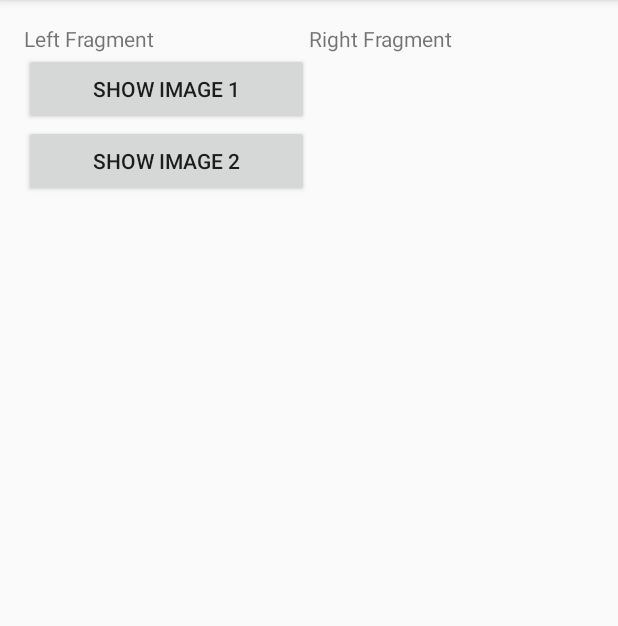
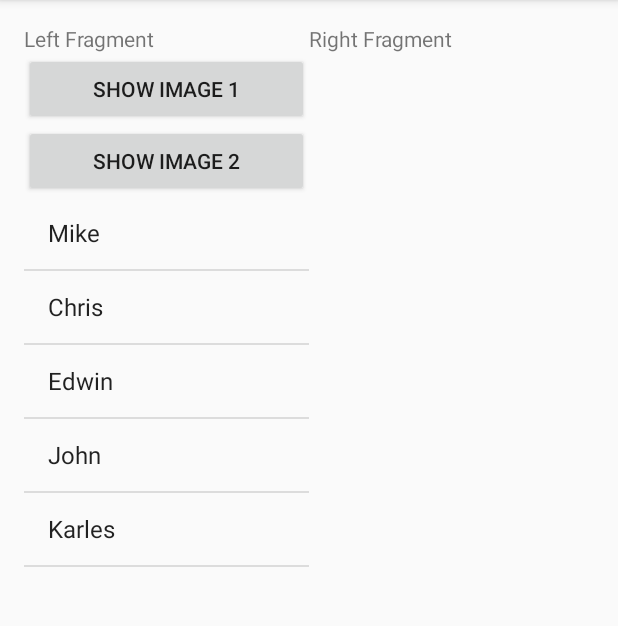
Before and after one commit to rodoggx/Double_Fragment, an Android app: the screen it shows after launch (MainActivity), on a phone screen of 412 x 824 dp, the part 84-710 px from its top. Run offline under Robolectric (Android 15) with nearby library versions, the phone set to English and light mode, and no system bars; our stand-ins replace Picasso; pictures from the network do not load.

Commit message:
commit 2

```diff
--- a/app/src/main/java/com/example/simpledoublefragment/LeftFragment.java
+++ b/app/src/main/java/com/example/simpledoublefragment/LeftFragment.java
@@ -8,7 +8,13 @@ import android.support.v4.app.Fragment;
 import android.view.LayoutInflater;
 import android.view.View;
 import android.view.ViewGroup;
+import android.widget.AdapterView;
+import android.widget.ArrayAdapter;
 import android.widget.Button;
+import android.widget.ListView;
+import android.widget.Toast;
+
+import java.util.ArrayList;
 
 
 /**
@@ -19,6 +25,12 @@ public class LeftFragment extends Fragment {
     private CallbackComponent mCallbackComponent;
     private Button mButtonEdwin;
     private Button mButtonGaudencio;
+
+private ListView mListView;
+
+    private ArrayList<String> dataArrayList = new ArrayList<String>();
+
+    private ArrayAdapter<String> arrayAdapter;
 
     interface CallbackComponent {
         void buttonClicked(String name);
@@ -46,6 +58,27 @@ public class LeftFragment extends Fragment {
         super.onViewCreated(view, savedInstanceState);
         mButtonEdwin = (Button) view.findViewById(R.id.f_left_btn);
         mButtonGaudencio = (Button) view.findViewById(R.id.f_left_btng);
+        mListView = (ListView) view.findViewById(R.id.f_left_list);
+
+        dataArrayList.add("Mike");
+        dataArrayList.add("Chris");
+        dataArrayList.add("Edwin");
+        dataArrayList.add("John");
+        dataArrayList.add("Karles");
+
+
+        arrayAdapter =
+                new ArrayAdapter<String>(
+                        getContext(),
+                        //android.R.layout.simple_list_item_1, used for default android layout, code below for custom
+                        //android.R.layout.activity_list_item,
+                        android.R.layout.simple_list_item_1,
+                        dataArrayList);
+
+
+
+        //attach adapter to listview
+       mListView.setAdapter(arrayAdapter);
 
         mButtonEdwin.setOnClickListener(new View.OnClickListener() {
             @Override
@@ -61,5 +94,14 @@ public class LeftFragment extends Fragment {
             }
         });
 
+        mListView.setOnItemClickListener(new AdapterView.OnItemClickListener() {
+            @Override
+            public void onItemClick(AdapterView<?> adapterView, View view, int i, long l) {
+                Toast.makeText(getContext(), "Hello World " + i + " " + l, Toast.LENGTH_SHORT).show();
+                mCallbackComponent.buttonClicked("String: " + i);
+            }
+        });
+
     }
+
 }
--- a/app/src/main/res/layout/fragment_left.xml
+++ b/app/src/main/res/layout/fragment_left.xml
@@ -23,4 +23,10 @@
         android:layout_height="wrap_content"
         android:text="Show Image 2" />
 
+    <ListView
+        android:id="@+id/f_left_list"
+        android:layout_width="match_parent"
+        android:layout_height="match_parent">
+    </ListView>
+
 </LinearLayout>
```
Also changed, not shown: app/src/main/java/com/example/simpledoublefragment/RightFragment.java (+13 -3 lines), app/src/main/java/com/example/simpledoublefragment/Student.java (added, +7 -0 lines).
